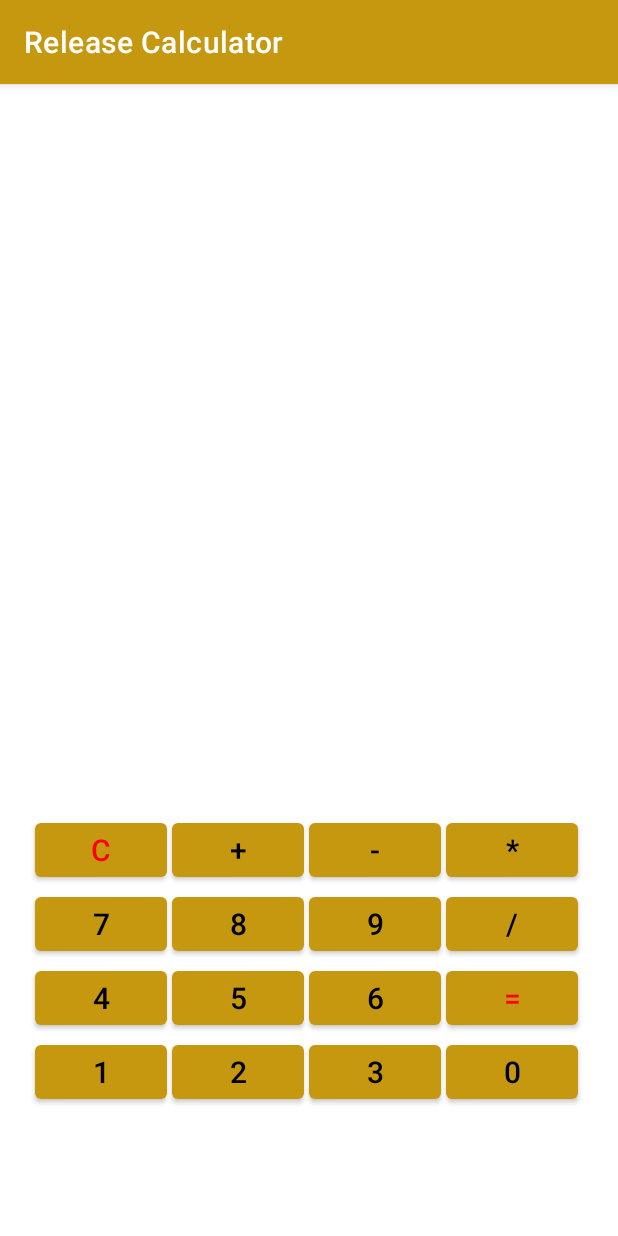
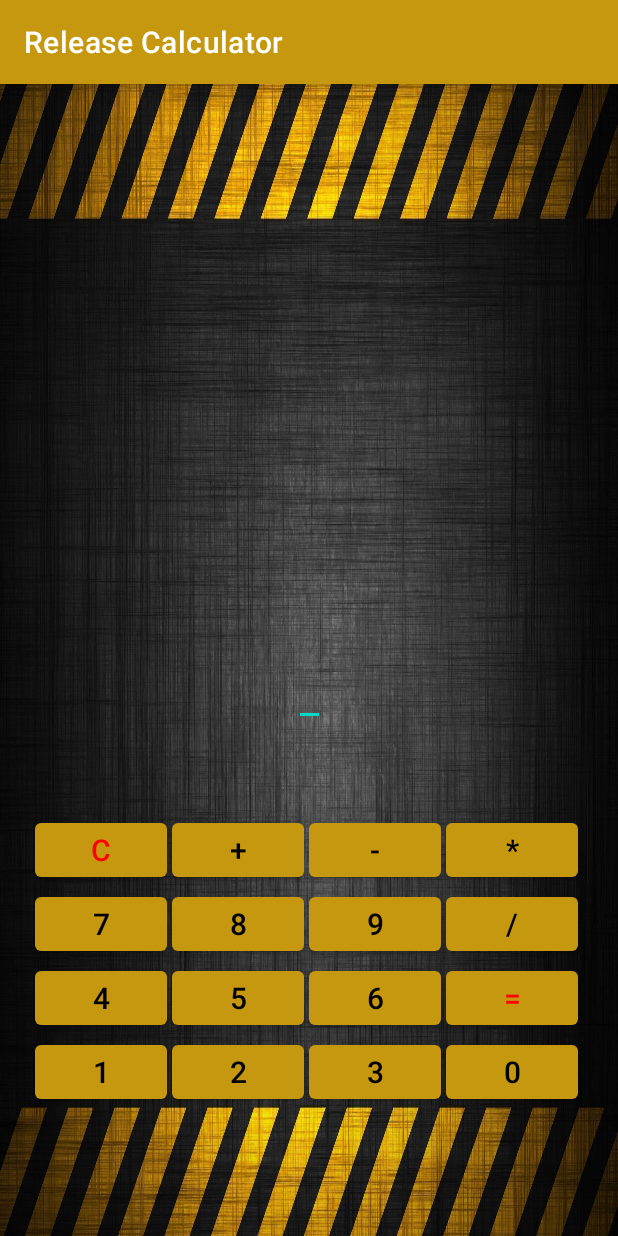
Before and after one commit to Galyminsky/Release_CALCULATOR_GB, an Android app: the screen it shows after launch (MainActivity), on a phone screen of 412 x 824 dp. Run offline under Robolectric (Android 15) with nearby library versions, the phone set to English and light mode, and no system bars.

Commit message:
Калькулятор готов. Доделать стили и темы!

```diff
--- a/app/src/main/res/layout-land/activity_main.xml
+++ b/app/src/main/res/layout-land/activity_main.xml
@@ -1,31 +1,37 @@
 <?xml version="1.0" encoding="utf-8"?>
-<LinearLayout
+<androidx.constraintlayout.widget.ConstraintLayout
     xmlns:android="http://schemas.android.com/apk/res/android"
     xmlns:app="http://schemas.android.com/apk/res-auto"
     xmlns:tools="http://schemas.android.com/tools"
     android:layout_width="match_parent"
     android:layout_height="match_parent"
-    android:orientation="vertical"
+    android:background="@drawable/pic_2"
     tools:context=".MainActivity">
 
-    <TextView
+
+    <EditText
         android:id="@+id/text"
         android:layout_width="wrap_content"
         android:layout_height="wrap_content"
-        android:layout_gravity="center_horizontal"
-        android:layout_marginTop="15dp"
-        android:paddingBottom="15dp"
         android:text="@string/space_land"
         android:textColor="@color/purple_500"
-        android:textSize="@dimen/txtsize_land_view" />
+        android:textSize="@dimen/txtsize_land_view"
+        app:layout_constraintBottom_toBottomOf="parent"
+        app:layout_constraintEnd_toEndOf="parent"
+        app:layout_constraintHorizontal_bias="0.5"
+        app:layout_constraintStart_toStartOf="parent"
+        app:layout_constraintTop_toTopOf="parent"
+        app:layout_constraintVertical_bias="0.040" />
 
-    <LinearLayout
+    <GridLayout
         android:layout_width="wrap_content"
         android:layout_height="wrap_content"
-        android:layout_marginStart="120dp"
-        android:layout_marginTop="70dp"
-        android:orientation="horizontal">
-
+        android:columnCount="5"
+        app:layout_constraintBottom_toBottomOf="parent"
+        app:layout_constraintEnd_toEndOf="parent"
+        app:layout_constraintStart_toStartOf="parent"
+        app:layout_constraintTop_toTopOf="parent"
+        app:layout_constraintVertical_bias="0.73">
 
         <Button
             android:id="@+id/one"
@@ -84,15 +90,6 @@
             tools:layout_editor_absoluteX="455dp"
             tools:layout_editor_absoluteY="255dp" />
 
-    </LinearLayout>
-
-    <LinearLayout
-        android:layout_width="wrap_content"
-        android:layout_height="wrap_content"
-        android:layout_marginStart="120dp"
-        android:layout_marginTop="0dp"
-        android:orientation="horizontal">
-
 
         <Button
             android:id="@+id/five"
@@ -149,14 +146,6 @@
             tools:layout_editor_absoluteX="455dp"
             tools:layout_editor_absoluteY="300dp" />
 
-    </LinearLayout>
-
-    <LinearLayout
-        android:layout_width="wrap_content"
-        android:layout_height="wrap_content"
-        android:layout_marginStart="120dp"
-        android:layout_marginTop="0dp"
-        android:orientation="horizontal">
 
         <Button
             android:id="@+id/nine"
@@ -217,12 +206,13 @@
             android:id="@+id/reset"
             android:layout_width="wrap_content"
             android:layout_height="wrap_content"
+            android:layout_columnSpan="5"
+            android:layout_gravity="fill"
             android:layout_margin="2dp"
             android:text="@string/reset_land"
             android:textColor="@color/red"
             android:textSize="@dimen/textSize_land" />
 
-    </LinearLayout>
+    </GridLayout>
 
-
-</LinearLayout>
+</androidx.constraintlayout.widget.ConstraintLayout>
--- a/app/src/main/res/layout/activity_main.xml
+++ b/app/src/main/res/layout/activity_main.xml
@@ -4,12 +4,12 @@
     xmlns:tools="http://schemas.android.com/tools"
     android:layout_width="match_parent"
     android:layout_height="match_parent"
-    android:background="@color/white"
+    android:background="@drawable/pic_2"
     android:orientation="vertical"
     tools:context=".MainActivity">
 
 
-    <TextView
+    <EditText
         android:id="@+id/text"
         android:layout_width="wrap_content"
         android:layout_height="wrap_content"
```
